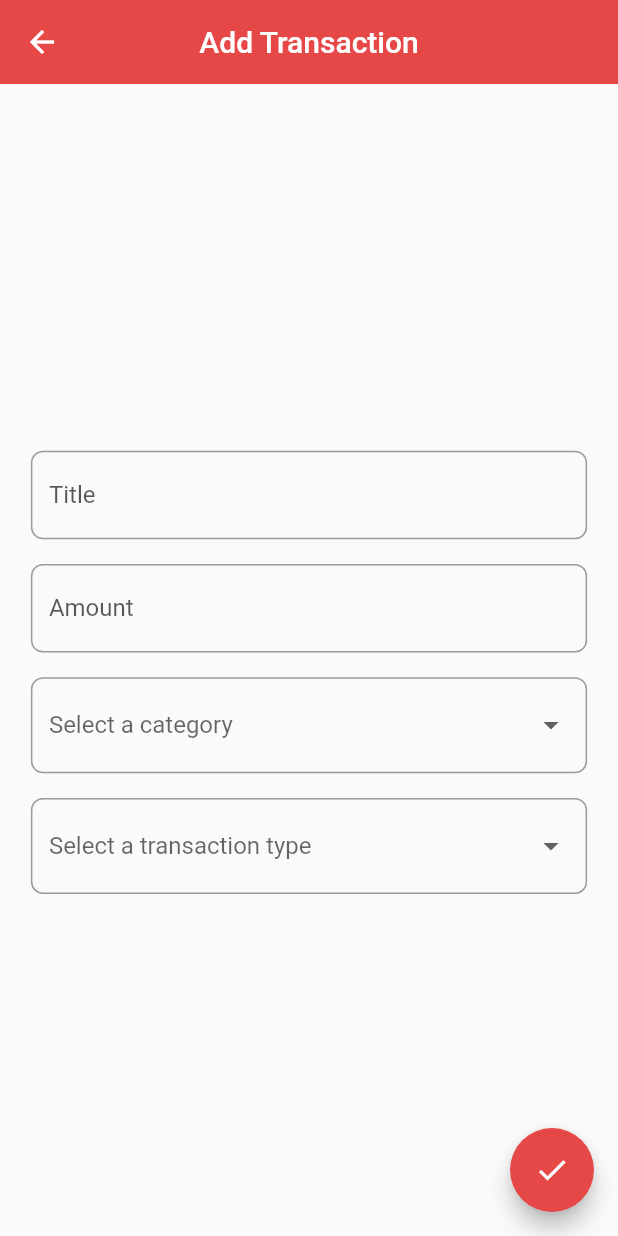
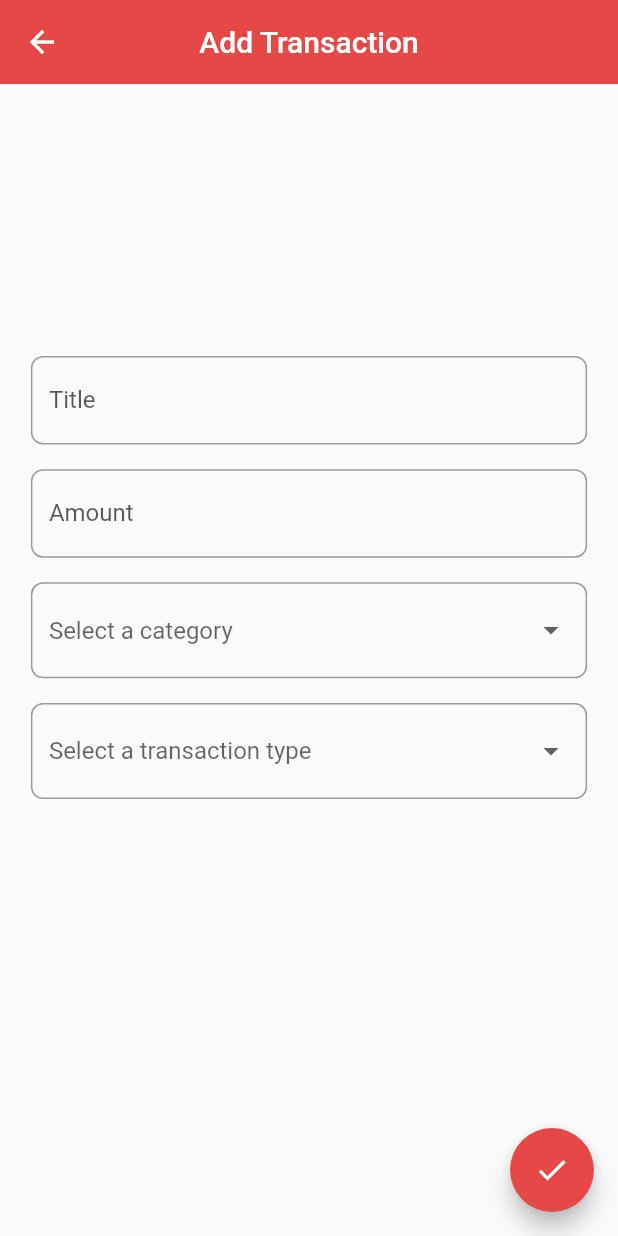
Before and after one commit to srinjoyghosh-bot/budget_app, a Flutter app: the AddTransactionScreen screen opened directly, on a phone screen of 412 x 824 dp. Run offline on Flutter 3.47's test engine with Material 2 defaults, Android fonts, the phone set to English and light mode, and no system bars; our stand-ins replace percent_indicator.

Commit message:
ui and navigation improvement

```diff
--- a/lib/views/add_transaction_screen.dart
+++ b/lib/views/add_transaction_screen.dart
@@ -40,7 +40,7 @@ class _AddTransactionScreenState extends State<AddTransactionScreen> {
               key: _key,
               child: Column(
                 children: [
-                  const Spacer(),
+                  SizedBox(height: SizeConfig.blockSizeVertical * 20),
                   TextFormField(
                     cursorColor: Colors.black,
                     decoration: InputDecoration(
@@ -169,7 +169,6 @@ class _AddTransactionScreenState extends State<AddTransactionScreen> {
                       ),
                     ),
                   ),
-                  const Spacer(),
                 ],
               )),
         ),
--- a/lib/views/login_screen.dart
+++ b/lib/views/login_screen.dart
@@ -1,3 +1,4 @@
+import 'package:budget_app/views/main_screen.dart';
 import 'package:budget_app/views/signup_screen.dart';
 import 'package:flutter/material.dart';
 
@@ -103,7 +104,10 @@ class _LoginScreenState extends State<LoginScreen> {
                   SizedBox(
                     width: double.infinity,
                     child: ElevatedButton(
-                        onPressed: () {},
+                        onPressed: () {
+                          Navigator.of(context)
+                              .pushReplacementNamed(MainScreen.id);
+                        },
                         child: Text(
                           'Login',
                           style: TextStyle(
--- a/lib/views/profile_screen.dart
+++ b/lib/views/profile_screen.dart
@@ -1,6 +1,7 @@
 import 'package:budget_app/size_config.dart';
 import 'package:budget_app/styles.dart';
 import 'package:budget_app/views/edit_budget_screen.dart';
+import 'package:budget_app/views/login_screen.dart';
 import 'package:budget_app/views/widgets/profile_screen_tile.dart';
 import 'package:flutter/material.dart';
 
@@ -70,7 +71,9 @@ class _ProfileScreenState extends State<ProfileScreen> {
           ProfileScreenTile(
             title: 'Log Out',
             icon: const Icon(Icons.logout),
-            onTap: () {},
+            onTap: () {
+              Navigator.of(context).pushReplacementNamed(LoginScreen.id);
+            },
           ),
         ],
       ),
```
